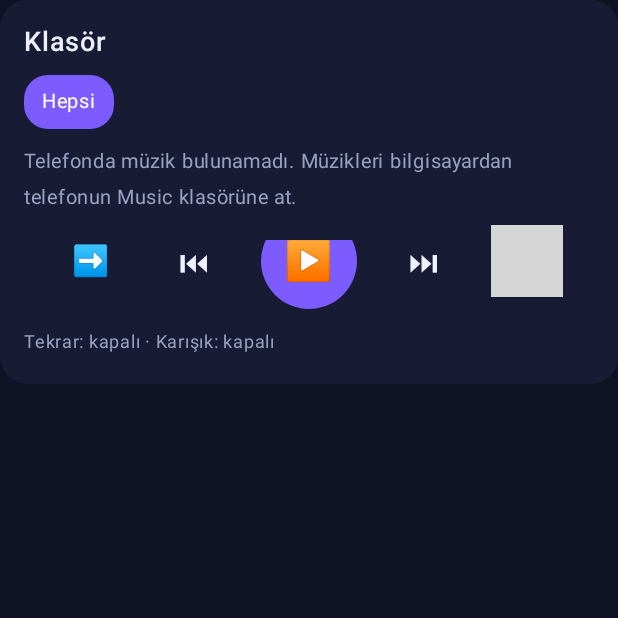
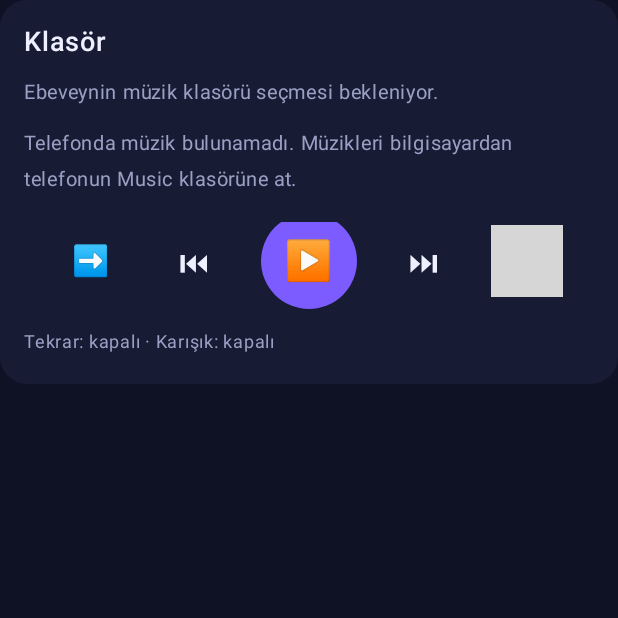
Before and after one commit to mbkurt06/kidspanelcontrol, an Android app built with Jetpack Compose: the composable MusicScreen shown on its own in the app's theme, on a phone screen of 412 x 824 dp, the top half of it. Run offline under Robolectric (Android 15) with nearby library versions, the phone set to English and light mode, and no system bars; network calls fail; 3 statements that could not run were skipped; grey boxes are pictures that could not be loaded.

Commit message:
feat(music): remove child folder chooser and allow renaming real audio files

```diff
--- a/android/app/src/main/java/app/orbit/ui/MusicScreen.kt
+++ b/android/app/src/main/java/app/orbit/ui/MusicScreen.kt
@@ -20,6 +20,9 @@ import androidx.compose.foundation.shape.RoundedCornerShape
 import androidx.compose.material3.Slider
 import androidx.compose.material3.SliderDefaults
 import androidx.compose.material3.Text
+import androidx.compose.material3.TextField
+import androidx.compose.material3.Button
+import androidx.compose.material3.AlertDialog
 import androidx.compose.runtime.Composable
 import androidx.compose.runtime.DisposableEffect
 import androidx.compose.runtime.LaunchedEffect
@@ -62,7 +65,7 @@ fun MusicScreen() {
     val blocked by Music.blocked.collectAsState()
     var loaded by remember { mutableStateOf(false) }
     val fixed = remember { Store.rules().musicFolder }
-    var folder by remember { mutableStateOf(fixed ?: Music.childFolder) }
+    val folder = fixed
 
     // Çalma durumu
     var title by remember { mutableStateOf<String?>(null) }
@@ -82,7 +85,7 @@ fun MusicScreen() {
         if (!granted) app.orbit.device.Policy.grantSelf(ctx, perm)
         val list = withContext(Dispatchers.IO) { Music.scan(ctx) }
         loaded = true
-        withContext(Dispatchers.IO) { Music.reportFolders(list) }
+        withContext(Dispatchers.IO) { Music.reportFolders(ctx) }
     }
 
     fun sync(p: Player) {
@@ -112,7 +115,7 @@ fun MusicScreen() {
         }
     }
 
-    val list = remember(all, folder) { if (folder == null) all else all.filter { it.folder == folder } }
+    val list = remember(all, folder) { all }
 
     if (blocked != null) Card { Text("🔇 $blocked", color = C.warn) }
 
@@ -170,14 +173,8 @@ fun MusicScreen() {
     val folders = remember(all) { Music.folders(all) }
     Card {
         Title("Klasör")
-        if (fixed != null) {
-            Muted("📁 $fixed (ebeveynin seçti)")
-        } else {
-            FlowRow(horizontalArrangement = Arrangement.spacedBy(6.dp), verticalArrangement = Arrangement.spacedBy(6.dp)) {
-                MusicChip("Hepsi", folder == null) { folder = null; Music.childFolder = null }
-                for (f in folders) MusicChip(f.substringAfterLast('/'), folder == f) { folder = f; Music.childFolder = f }
-            }
-        }
+        if (fixed != null) Muted("📁 $fixed (ebeveynin seçti)")
+        else Muted("Ebeveynin müzik klasörü seçmesi bekleniyor.", 13)
         if (loaded && all.isEmpty()) Muted("Telefonda müzik bulunamadı. Müzikleri bilgisayardan telefonun Music klasörüne at.", 13)
         if (!granted) Muted("Müzik dosyalarına erişim izni bekleniyor.", 13)
     }
@@ -186,13 +183,27 @@ fun MusicScreen() {
     if (list.isNotEmpty()) {
         Card {
             Title("Şarkılar (${list.size})")
-            list.forEachIndexed { i, t -> TrackRow(t, t.id.toString() == currentId) { Music.play(ctx, list, i) } }
+            list.forEachIndexed { i, t ->
+                var editing by remember(t.id) { mutableStateOf(false) }
+                var name by remember(t.id) { mutableStateOf(t.fileName.substringBeforeLast('.')) }
+                TrackRow(t, t.id.toString() == currentId, onRename = { editing = true }) { Music.play(ctx, list, i) }
+                if (editing) AlertDialog(
+                    onDismissRequest = { editing = false },
+                    title = { Text("Dosyanın adını değiştir") },
+                    text = { TextField(value = name, onValueChange = { name = it }, label = { Text("Dosya adı (uzantısız)") }) },
+                    confirmButton = { Button(onClick = {
+                        if (Music.rename(ctx, t, name)) Music.scan(ctx)
+                        editing = false
+                    }) { Text("Kaydet") } },
+                    dismissButton = { Button(onClick = { editing = false }) { Text("İptal") } },
+                )
+            }
         }
     }
 }
 
 @Composable
-private fun TrackRow(t: Track, current: Boolean, onClick: () -> Unit) {
+private fun TrackRow(t: Track, current: Boolean, onRename: () -> Unit, onClick: () -> Unit) {
     Row(
         Modifier.fillMaxWidth().clip(RoundedCornerShape(10.dp)).background(if (current) C.surface2 else Color.Transparent)
             .clickable(onClick = onClick).padding(horizontal = 8.dp, vertical = 10.dp),
@@ -204,6 +215,7 @@ private fun TrackRow(t: Track, current: Boolean, onClick: () -> Unit) {
             Text(t.title, color = C.text, fontSize = 15.sp, maxLines = 1, overflow = TextOverflow.Ellipsis)
             t.artist?.let { Muted(it, 12) }
         }
+        Text("✏️", modifier = Modifier.clickable(onClick = onRename).padding(8.dp))
         Muted(mmss(t.durationMs), 12)
     }
 }
```
